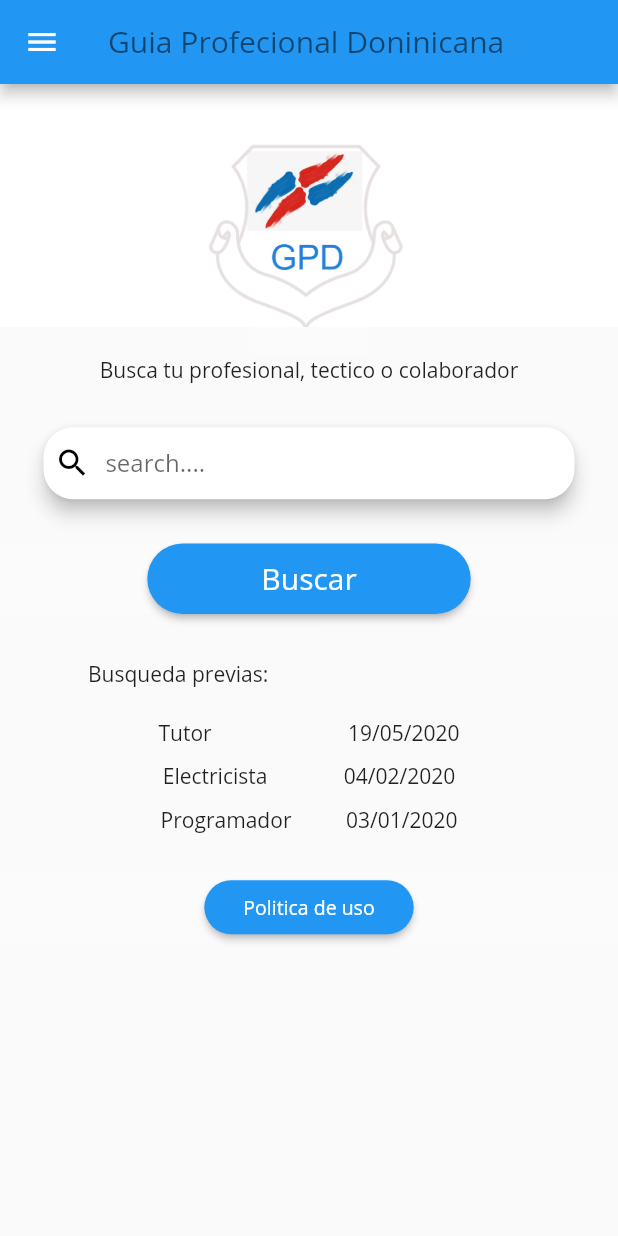
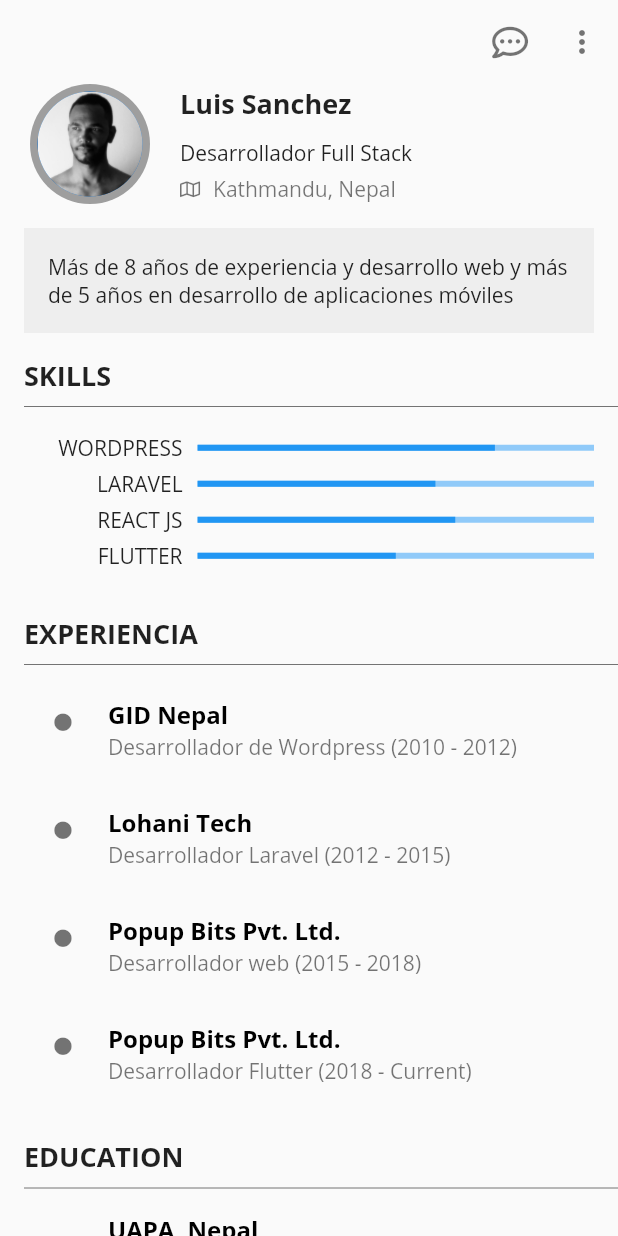
Before and after one commit to EduardoCarruci/GPD, a Flutter app: the screen it shows after launch, on a phone screen of 412 x 824 dp. Run offline on Flutter 3.47's test engine with Material 2 defaults, Android fonts, the phone set to English and light mode, and no system bars; our stand-ins replace after_layout, cloud_firestore, firebase_auth, flushbar, flutter_svg, font_awesome_flutter and 2 more; missing offline and left inert: flutter_facebook_auth; accounts and stored records are empty; statements that could not run were skipped.

Commit message:
ejemplo page perfil

```diff
--- a/lib/main.dart
+++ b/lib/main.dart
@@ -2,6 +2,7 @@ import 'package:flutter/material.dart';
 import 'package:gpd2/src/pages/home.dart';
 import 'package:gpd2/src/pages/home_page.dart';
 import 'package:gpd2/src/pages/login_page.dart';
+import 'package:gpd2/src/pages/perfil.dart';
 import 'package:gpd2/src/pages/settings_page.dart';
 import 'package:gpd2/src/pages/splash_page.dart';
 import 'src/libs/preferencias_usuario/preferencias_usuario.dart';
@@ -34,13 +35,14 @@ class MyApp extends StatelessWidget {
         primarySwatch: Colors.blue,
         fontFamily: 'sans'
       ),
-      home: HomePrin(),
+      home: Perfil(),
       routes: {
         HomePrin.routeName: (_) => HomePrin(),
         Homepage.routeName: (_) => Homepage(),
         SplashPage.routeName: (_) => SplashPage(),
         LoginPage.routeName: (_) => LoginPage(),
         SettingsPage.routeName: (_) => SettingsPage(),
+        Perfil.routeName: (_) => Perfil(),
       },
     );
   }
--- a/lib/src/pages/home.dart
+++ b/lib/src/pages/home.dart
@@ -66,8 +66,10 @@ class _HomePrinState extends State<HomePrin> with AfterLayoutMixin {
 
     return Scaffold(
        appBar: AppBar(
-        title: Text('Guia Profecional Doninicana',style: TextStyle( color: Colors.black54 )),
-        backgroundColor: (prefs.colorSecundario) ? Colors.white70 : Colors.blue,
+
+        elevation: 0,
+        title: Text('Guia Profecional Doninicana',style: TextStyle( color: Colors.black )),
+        backgroundColor: (prefs.colorSecundario) ? Colors.blue : Colors.transparent,
        ),
       drawer: MenuWidget(),
       body: GestureDetector(
--- /dev/null
+++ b/lib/src/pages/perfil.dart
@@ -0,0 +1,268 @@
+import 'package:flutter/cupertino.dart';
+//import 'package:cached_network_image/cached_network_image.dart';
+import 'package:flutter/material.dart';
+//import 'package:flutter_ui_challenges/core/presentation/res/assets.dart';
+import 'package:font_awesome_flutter/font_awesome_flutter.dart';
+import 'package:url_launcher/url_launcher.dart';
+
+class Perfil extends StatelessWidget {
+  static final routeName = 'perfil';
+  static final String path = "lib/src/pages/profile/profile4.dart";
+  @override
+  Widget build(BuildContext context) {
+    return Scaffold(
+      appBar: AppBar(
+        backgroundColor: Colors.transparent,
+        elevation: 0,
+        automaticallyImplyLeading: false,
+        actions: <Widget>[
+          IconButton(
+            icon: Icon(
+              FontAwesomeIcons.commentDots,
+              color: Colors.black54,
+            ),
+            onPressed: () {},
+          ),
+          IconButton(
+            icon: Icon(
+              Icons.more_vert,
+              color: Colors.black54,
+            ),
+            onPressed: () {},
+          )
+        ],
+      ),
+      body: SingleChildScrollView(
+        child: Column(
+          crossAxisAlignment: CrossAxisAlignment.start,
+          children: <Widget>[
+            _buildHeader(),
+            Container(
+              margin: const EdgeInsets.all(16.0),
+              padding: const EdgeInsets.all(16.0),
+              decoration: BoxDecoration(color: Colors.grey.shade200),
+              child: Text(
+                  "Más de 8 años de experiencia y desarrollo web y más de 5 años en desarrollo de aplicaciones móviles"),
+            ),
+            _buildTitle("Skills"),
+            SizedBox(height: 10.0),
+            _buildSkillRow("Wordpress", 0.75),
+            SizedBox(height: 5.0),
+            _buildSkillRow("Laravel", 0.6),
+            SizedBox(height: 5.0),
+            _buildSkillRow("React JS", 0.65),
+            SizedBox(height: 5.0),
+            _buildSkillRow("Flutter", 0.5),
+            SizedBox(height: 30.0),
+            _buildTitle("Experiencia"),
+            _buildExperienceRow(
+                company: "GID Nepal",
+                position: "Desarrollador de Wordpress",
+                duration: "2010 - 2012"),
+            _buildExperienceRow(
+                company: "Lohani Tech",
+                position: "Desarrollador Laravel",
+                duration: "2012 - 2015"),
+            _buildExperienceRow(
+                company: "Popup Bits Pvt. Ltd.",
+                position: "Desarrollador web",
+                duration: "2015 - 2018"),
+            _buildExperienceRow(
+                company: "Popup Bits Pvt. Ltd.",
+                position: "Desarrollador Flutter",
+                duration: "2018 - Current"),
+            SizedBox(height: 20.0),
+            _buildTitle("Education"),
+            SizedBox(height: 5.0),
+            _buildExperienceRow(
+                company: "UAPA, Nepal",
+                position: "B.Sc. Computer Science and Information Technology",
+                duration: "2011 - 2015"),
+            _buildExperienceRow(
+                company: "Cambridge University, UK",
+                position: "A Level",
+                duration: "2008 - 2010"),
+            _buildExperienceRow(
+                company: "Nepal Board", position: "SLC", duration: "2008"),
+            SizedBox(height: 20.0),
+            _buildTitle("Contacto"),
+            SizedBox(height: 5.0),
+            Row(
+              children: <Widget>[
+                SizedBox(width: 30.0),
+                Icon(
+                  Icons.mail,
+                  color: Colors.black54,
+                ),
+                SizedBox(width: 10.0),
+                Text(
+                  "luissanche@gmail.com",
+                  style: TextStyle(fontSize: 16.0),
+                ),
+              ],
+            ),
+            SizedBox(height: 10.0),
+            Row(
+              children: <Widget>[
+                SizedBox(width: 30.0),
+                Icon(
+                  Icons.phone,
+                  color: Colors.black54,
+                ),
+                SizedBox(width: 10.0),
+                Text(
+                  "+977-9818523107",
+                  style: TextStyle(fontSize: 16.0),
+                ),
+              ],
+            ),
+            _buildSocialsRow(),
+            SizedBox(height: 20.0),
+          ],
+        ),
+      ),
+    );
+  }
+
+  Row _buildSocialsRow() {
+    return Row(
+      children: <Widget>[
+        SizedBox(width: 20.0),
+        IconButton(
+          color: Colors.indigo,
+          icon: Icon(FontAwesomeIcons.facebookF),
+          onPressed: () {
+            _launchURL("https://facebook.com/lohanidamodar");
+          },
+        ),
+        SizedBox(width: 5.0),
+        IconButton(
+          color: Colors.indigo,
+          icon: Icon(FontAwesomeIcons.github),
+          onPressed: () {
+            _launchURL("https://github.com/lohanidamodar");
+          },
+        ),
+        SizedBox(width: 5.0),
+        IconButton(
+          color: Colors.red,
+          icon: Icon(FontAwesomeIcons.youtube),
+          onPressed: () {
+            _launchURL("https://youtube.com/c/reactbits");
+          },
+        ),
+        SizedBox(width: 10.0),
+      ],
+    );
+  }
+
+  _launchURL(String url) async {
+    if (await canLaunch(url)) {
+      await launch(url);
+    } else {
+      throw 'Could not launch $url';
+    }
+  }
+
+  ListTile _buildExperienceRow(
+      {String company, String position, String duration}) {
+    return ListTile(
+      leading: Padding(
+        padding: const EdgeInsets.only(top: 8.0, left: 20.0),
+        child: Icon(
+          FontAwesomeIcons.solidCircle,
+          size: 12.0,
+          color: Colors.black54,
+        ),
+      ),
+      title: Text(
+        company,
+        style: TextStyle(color: Colors.black, fontWeight: FontWeight.bold),
+      ),
+      subtitle: Text("$position ($duration)"),
+    );
+  }
+
+  Row _buildSkillRow(String skill, double level) {
+    return Row(
+      children: <Widget>[
+        SizedBox(width: 16.0),
+        Expanded(
+            flex: 2,
+            child: Text(
+              skill.toUpperCase(),
+              textAlign: TextAlign.right,
+            )),
+        SizedBox(width: 10.0),
+        Expanded(
+          flex: 5,
+          child: LinearProgressIndicator(
+            value: level,
+          ),
+        ),
+        SizedBox(width: 16.0),
+      ],
+    );
+  }
+
+  Widget _buildTitle(String title) {
+    return Padding(
+      padding: const EdgeInsets.only(left: 16.0),
+      child: Column(
+        crossAxisAlignment: CrossAxisAlignment.start,
+        children: <Widget>[
+          Text(
+            title.toUpperCase(),
+            style: TextStyle(fontSize: 18.0, fontWeight: FontWeight.bold),
+          ),
+          Divider(
+            color: Colors.black54,
+          ),
+        ],
+      ),
+    );
+  }
+
+  Row _buildHeader() {
+    return Row(
+      children: <Widget>[
+        SizedBox(width: 20.0),
+        Container(
+            width: 80.0,
+            height: 80.0,
+            child: CircleAvatar(
+                radius: 40,
+                backgroundColor: Colors.grey,
+                child: CircleAvatar(
+                    radius: 35.0,backgroundImage: AssetImage('assets/img/pp.jpg'),))),
+        SizedBox(width: 20.0),
+        Column(
+          crossAxisAlignment: CrossAxisAlignment.start,
+          children: <Widget>[
+            Text(
+              "Luis Sanchez",
+              style: TextStyle(fontSize: 18.0, fontWeight: FontWeight.bold),
+            ),
+            SizedBox(height: 10.0),
+            Text("Desarrollador Full Stack"),
+            SizedBox(height: 5.0),
+            Row(
+              children: <Widget>[
+                Icon(
+                  FontAwesomeIcons.map,
+                  size: 12.0,
+                  color: Colors.black54,
+                ),
+                SizedBox(width: 10.0),
+                Text(
+                  "Kathmandu, Nepal",
+                  style: TextStyle(color: Colors.black54),
+                ),
+              ],
+            ),
+          ],
+        )
+      ],
+    );
+  }
+}
--- a/lib/src/pages/settings_page.dart
+++ b/lib/src/pages/settings_page.dart
@@ -38,9 +38,9 @@ class _SettingsPageState extends State<SettingsPage> {
   Widget build(BuildContext context) {
     return Scaffold(
       appBar: AppBar(
-
+        elevation: 0,
         title: Text('Ajustes',style: TextStyle( color: Colors.black54 )),
-        backgroundColor: (prefs.colorSecundario) ? Colors.white70 : Colors.blue,
+        backgroundColor: (prefs.colorSecundario) ? Colors.blue : Colors.transparent,
 
       ),
       drawer: MenuWidget(),
--- a/pubspec.yaml
+++ b/pubspec.yaml
@@ -30,6 +30,9 @@ dependencies:
   image_picker:
   font_awesome_flutter: ^8.8.1
   flushbar: ^1.10.4
+  url_launcher: ^5.5.0
+
+
 
 
   # The following adds the Cupertino Icons font to your application.
```
Also changed, not shown: assets/img/pp.jpg (added), pubspec.lock.
